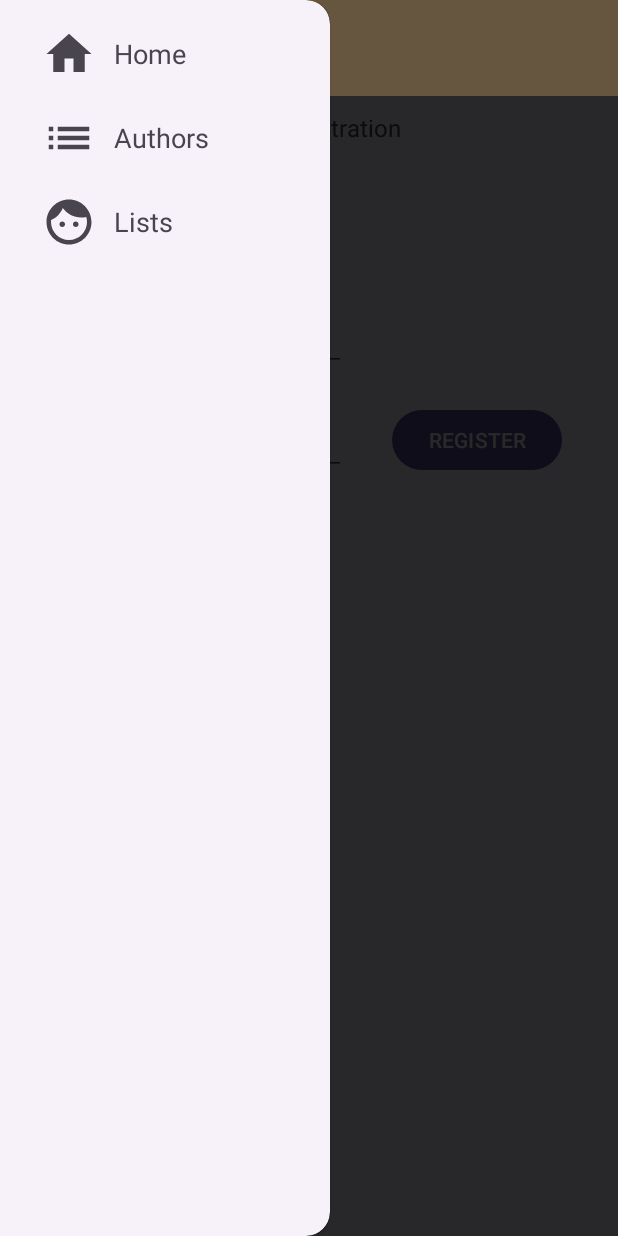
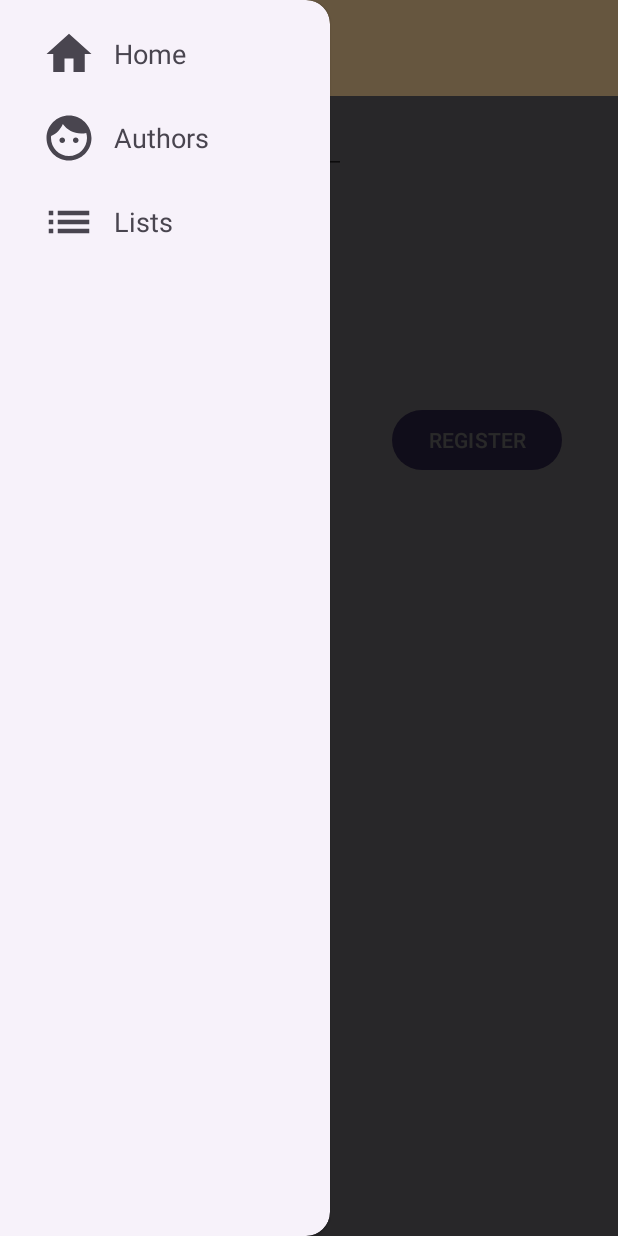
Before and after one commit to JordanKyr/ReadingBox_154479, an Android app: the fragment RegisterFragment placed in its activity, with the side drawer open, on a phone screen of 412 x 824 dp. Run offline under Robolectric (Android 15) with nearby library versions, the phone set to English and light mode, and no system bars; our stand-ins replace Firebase (no records; nobody signed in at launch, a user with empty details on screens opened directly).

Commit message:
update 25/4 #2

```diff
--- a/app/src/main/java/com/example/readingbox_154479/MainActivity.java
+++ b/app/src/main/java/com/example/readingbox_154479/MainActivity.java
@@ -1,8 +1,11 @@
 package com.example.readingbox_154479;
 
 import android.content.Entity;
+import android.media.Image;
 import android.os.Bundle;
 import android.view.MenuItem;
+import android.view.View;
+import android.widget.ImageButton;
 import android.widget.Toast;
 
 import androidx.annotation.NonNull;
@@ -31,7 +34,6 @@ public class MainActivity extends AppCompatActivity implements LogInUserFragment
     NavigationView navigationView;
 
 
-
     @Override
     protected void onCreate(Bundle savedInstanceState) {
         super.onCreate(savedInstanceState);
@@ -45,11 +47,24 @@ public class MainActivity extends AppCompatActivity implements LogInUserFragment
 
         toolbar=findViewById(R.id.toolbar);
         setSupportActionBar(toolbar);
-        getSupportActionBar().setDisplayShowTitleEnabled(false);    //συνδεση στοιχειων με τα views
-        getSupportActionBar().setIcon(R.drawable.toolbar_img);
+        getSupportActionBar().setDisplayShowTitleEnabled(true);    //συνδεση στοιχειων με τα views
 
+        toolbar.setNavigationIcon(R.drawable.toolbar_img);          //clickable εικονα στο toolbar για να ανοιγει το μενου
+        toolbar.setNavigationOnClickListener(new View.OnClickListener() {
+            @Override
+            public void onClick(View v) {
+                drawerLayout.open();
+            }
+        });
+
+
+
+        getSupportActionBar().setTitle("Reading Box");           //παραμετροποιηση toolbar
         drawerLayout=findViewById(R.id.drawer_layout);
         navigationView=findViewById(R.id.nav_View);
+
+
+
 
         navigationView.setNavigationItemSelectedListener(new NavigationView.OnNavigationItemSelectedListener() {
             @Override                                                                             //επιλογες για κλικ στο μενου
--- a/app/src/main/res/layout/fragment_register.xml
+++ b/app/src/main/res/layout/fragment_register.xml
@@ -7,21 +7,7 @@
     tools:context=".RegisterFragment">
 
     <!-- TODO: Update blank fragment layout -->
-    <TextView
-        android:id="@+id/textAppName"
-        android:layout_width="wrap_content"
-        android:layout_height="wrap_content"
-        android:layout_gravity="center_horizontal"
-        android:layout_margin="24dp"
-        android:layout_marginStart="16dp"
-        android:layout_marginTop="24dp"
-        android:layout_marginEnd="16dp"
-        android:text="@string/app_name"
-        android:textSize="24sp"
-        android:textStyle="bold"
-        app:layout_constraintEnd_toEndOf="parent"
-        app:layout_constraintStart_toStartOf="parent"
-        app:layout_constraintTop_toTopOf="parent" />
+
 
     <TextView
         android:id="@+id/textRegister"
--- a/app/src/main/res/layout/fragment_user_home.xml
+++ b/app/src/main/res/layout/fragment_user_home.xml
@@ -9,12 +9,14 @@
     >
 
     <!-- TODO: Update blank fragment layout -->
+
     <TextView
         android:id="@+id/TextUserWelcome"
         android:layout_width="wrap_content"
         android:layout_height="wrap_content"
 
-        android:layout_margin="14dp"
+        android:layout_marginStart="40dp"
+        android:layout_marginTop="70dp"
         android:text="Welcome user"
         android:textAlignment="viewStart" />
 
@@ -34,7 +36,7 @@
         android:layout_height="wrap_content"
         android:layout_gravity="center_horizontal"
         android:layout_marginTop="250dp"
-        android:backgroundTint="@color/cardview_shadow_end_color"
+        android:background="@android:color/transparent"
         android:src="@android:drawable/ic_menu_search" />
 
 
--- a/app/src/main/res/layout/toolbar_layout.xml
+++ b/app/src/main/res/layout/toolbar_layout.xml
@@ -6,4 +6,6 @@
     android:theme="@style/Theme.MaterialComponents.DayNight"
     android:background="@color/yellow">
 
+
+
 </androidx.appcompat.widget.Toolbar>
--- a/app/src/main/res/menu/drawer_menu.xml
+++ b/app/src/main/res/menu/drawer_menu.xml
@@ -13,14 +13,14 @@
 
     <item
         android:id="@+id/authors"
-        android:icon="@drawable/lists_img"
+        android:icon="@drawable/authors"
         android:title="Authors">
 
     </item>
 
     <item
         android:id="@+id/lists"
-        android:icon="@drawable/authors"
+        android:icon="@drawable/lists_img"
         android:title="Lists">
 
     </item>
```
Also changed, not shown: app/src/main/res/layout/fragment_log_in_user.xml (+0 -15 lines), app/src/main/res/layout/fragment_login.xml (+0 -9 lines).
